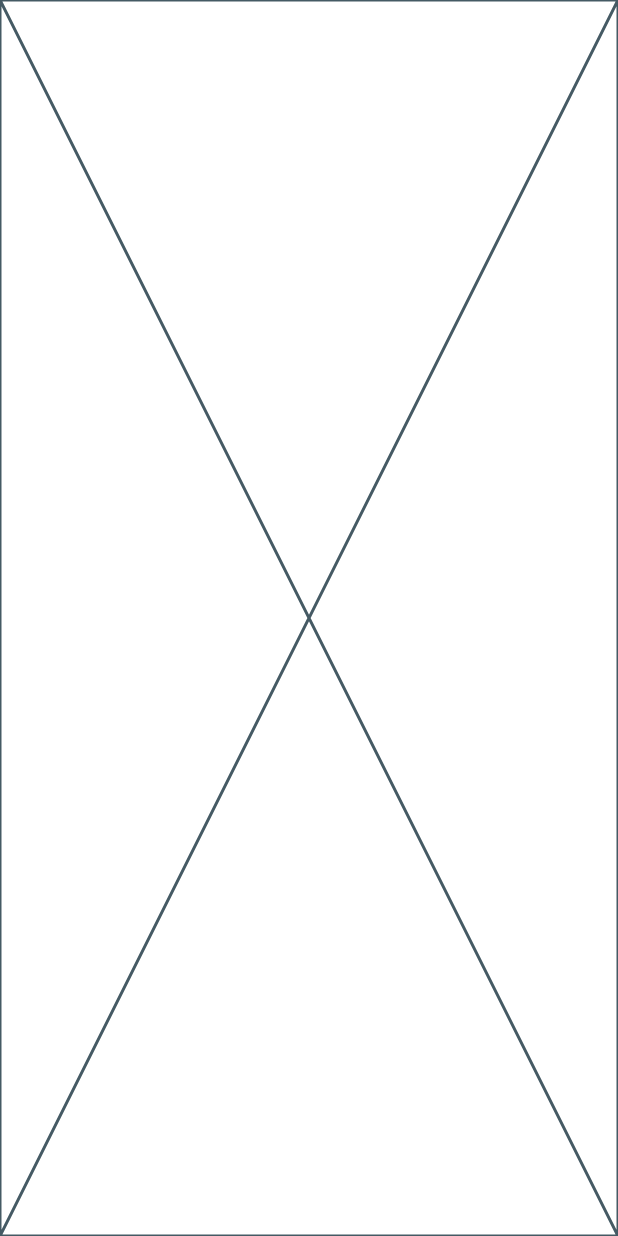
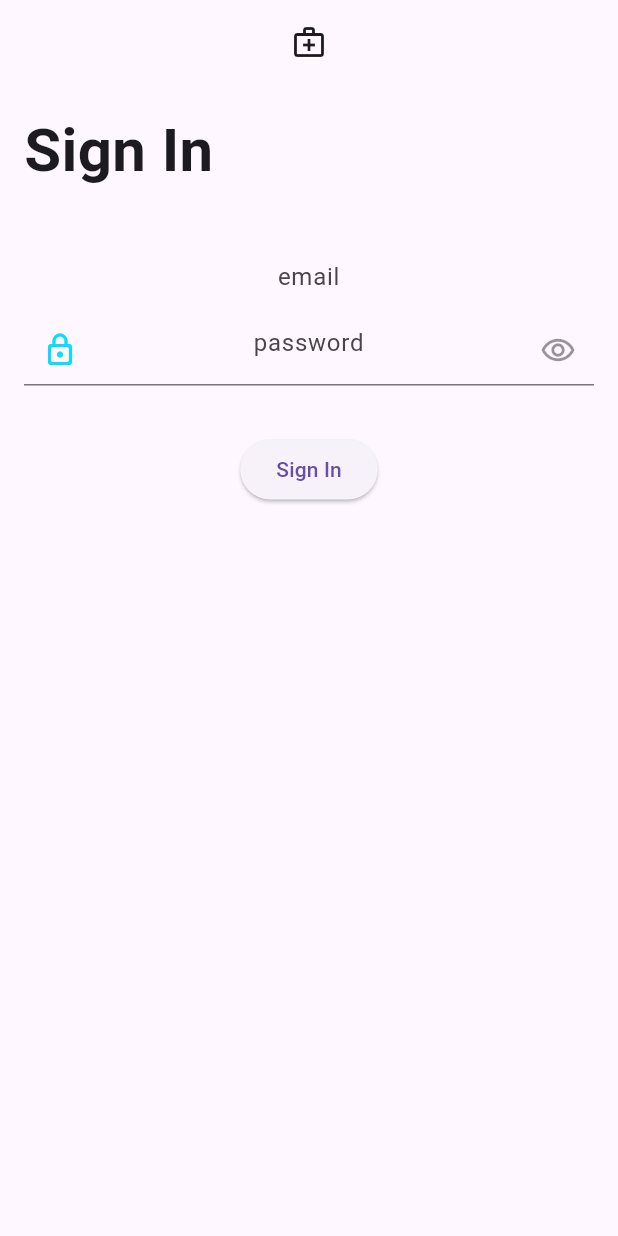
Before and after one commit to ThisIsSumit/Adhicine-Medicine-Scheduling-App-, a Flutter app: the screen it shows after launch, on a phone screen of 412 x 824 dp. Run offline on Flutter 3.47's test engine with Material 3 defaults, Android fonts, the phone set to English and light mode, and no system bars; our stand-ins replace connectivity_plus, firebase_core; accounts and stored records are empty.

Commit message:
added input decoration to textformfields

```diff
--- a/lib/main.dart
+++ b/lib/main.dart
@@ -25,6 +25,7 @@ class MedicineApp extends StatelessWidget {
   Widget build(BuildContext context) {
     return const MaterialApp(
       home: SignInPage(),
+
     );
   }
 }
--- a/lib/models/signIn_brain.dart
+++ b/lib/models/signIn_brain.dart
@@ -1,5 +1,3 @@
-
-
 import 'package:connectivity_plus/connectivity_plus.dart';
 
 class SigninBrain {
@@ -29,6 +27,7 @@ class SigninBrain {
 
  Future<bool> checkNetworkConnectivity() async {
     var connectivityResult = await (Connectivity().checkConnectivity());
+    // ignore: unrelated_type_equality_checks
     if (connectivityResult == ConnectivityResult.none) {
       return false;
     }
--- a/lib/screens/signin_screen.dart
+++ b/lib/screens/signin_screen.dart
@@ -10,6 +10,82 @@ class SignInPage extends StatefulWidget {
 class _SignInPageState extends State<SignInPage> {
   @override
   Widget build(BuildContext context) {
-    return const Placeholder();
+    final GlobalKey<FormState> formKey = GlobalKey<FormState>();
+    return Scaffold(
+      appBar: AppBar(
+        title: const Center(child: Icon(Icons.medical_services_outlined)),
+      ),
+      body: SafeArea(
+        child: Column(
+          crossAxisAlignment: CrossAxisAlignment.start,
+          children: [
+            const Padding(
+              padding: EdgeInsets.all(16.0),
+              child: Text(
+                textAlign: TextAlign.start,
+                "Sign In",
+                style: TextStyle(fontSize: 40.0, fontWeight: FontWeight.bold),
+              ),
+            ),
+            Form(
+              key: formKey,
+              child: Padding(
+                padding: const EdgeInsets.all(16.0),
+                child: Column(
+                  children: [
+                    TextFormField(
+                      textAlign: TextAlign.center,
+                      decoration: const InputDecoration(
+                          hintText: "email", border: InputBorder.none),
+                      validator: (String? value) {
+                        if (value == null || value.isEmpty) {
+                          return 'Please enter some text';
+                        }
+                        return null;
+                      },
+                    ),
+                    TextFormField(
+                      textAlign: TextAlign.center,
+                      decoration: const InputDecoration(
+                        hintText: "password",
+                        suffixIcon: Icon(Icons.remove_red_eye_outlined),
+                        suffixIconColor: Color.fromARGB(103, 0, 0, 0),
+                        prefixIcon: Icon(Icons.lock_outline_rounded),
+                        prefixIconColor: Color.fromARGB(255, 4, 222, 255),
+
+                      ),
+                      validator: (String? value) {
+                        if (value == null || value.isEmpty) {
+                          return 'Please enter some text';
+                        }
+                        if (value.length < 6) {
+                          return 'min length should be 6 ';
+                        }
+                        return null;
+                      },
+                    ),
+                  ],
+                ),
+              ),
+            ),
+            Center(
+              child: Padding(
+                padding: const EdgeInsets.symmetric(vertical: 16.0),
+                child: ElevatedButton(
+                  onPressed: () {
+                    // Validate will return true if the form is valid, or false if
+                    // the form is invalid.
+                    if (formKey.currentState!.validate()) {
+                      // Process data.
+                    }
+                  },
+                  child: const Text('Sign In'),
+                ),
+              ),
+            ),
+          ],
+        ),
+      ),
+    );
   }
 }
```
Also changed, not shown: 1 other file.
